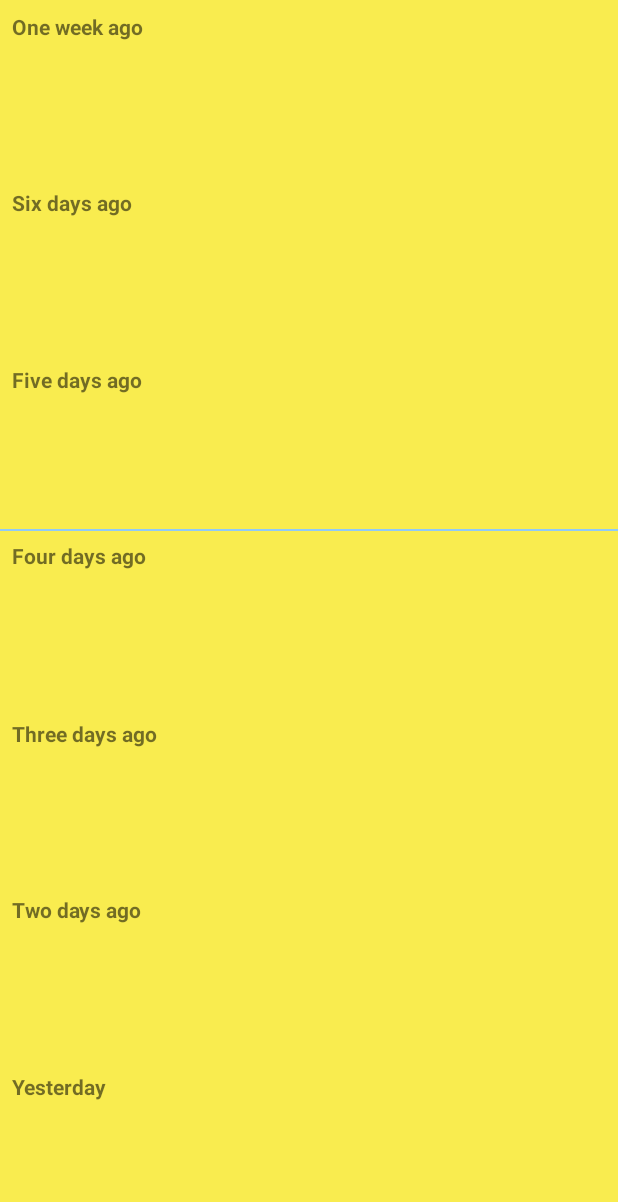
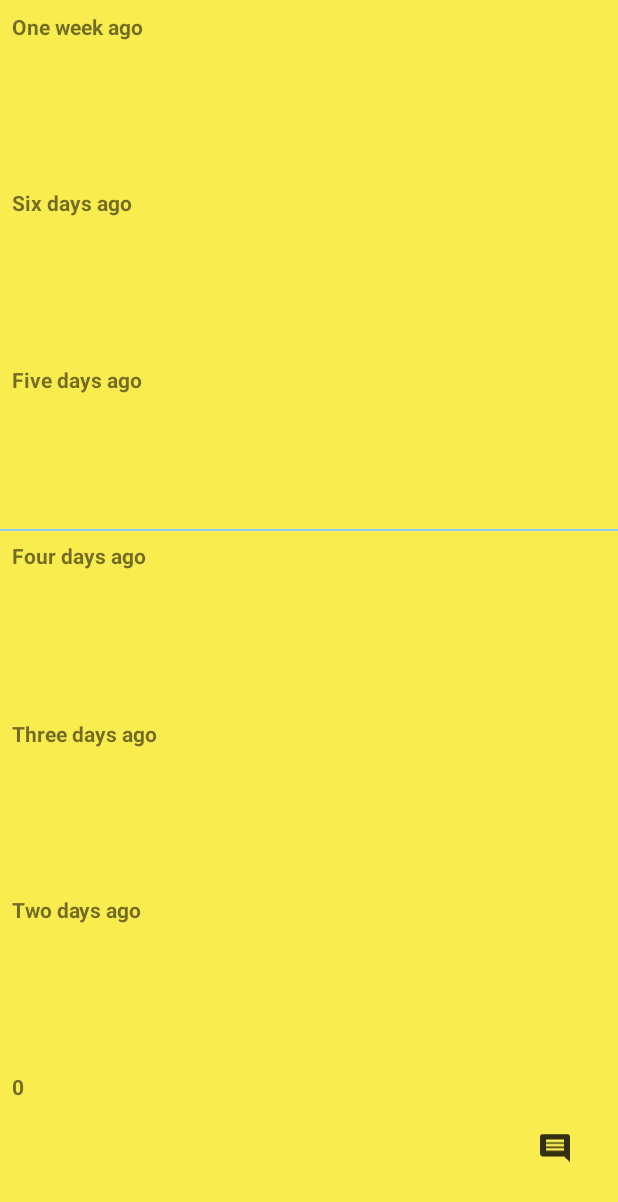
Before and after one commit to filipado/moodTracker2, an Android app: the screen it shows after launch (HistoryActivity), after a tap on an icon or button, on a phone screen of 412 x 824 dp. Shown: the top 1202 px of the screen. Run offline under Robolectric (Android 15) with nearby library versions, the light colour scheme and no system bars.

Commit message:
shared preferences added for both comment and mood

```diff
--- a/app/src/main/java/com/example/moodtracker2/HistoryActivity.kt
+++ b/app/src/main/java/com/example/moodtracker2/HistoryActivity.kt
@@ -1,11 +1,39 @@
 package com.example.moodtracker2
 
+import android.os.Build
 import androidx.appcompat.app.AppCompatActivity
 import android.os.Bundle
+import androidx.annotation.RequiresApi
+import androidx.appcompat.app.AlertDialog
+import kotlinx.android.synthetic.main.activity_history.*
+import java.time.LocalDate
 
 class HistoryActivity : AppCompatActivity() {
+    @RequiresApi(Build.VERSION_CODES.O)
     override fun onCreate(savedInstanceState: Bundle?) {
         super.onCreate(savedInstanceState)
         setContentView(R.layout.activity_history)
+
+        //shared preferences to access mood
+        val sharedPref = getSharedPreferences("mood", MODE_PRIVATE)
+        val date = LocalDate.now().toString()
+
+        val savedMood = sharedPref.getInt(date, 0)
+
+        yesterday_textView.setText(savedMood.toString())
+
+        //shared preferences to access comment
+        val sharedPrefComment = getSharedPreferences("comment", MODE_PRIVATE)
+        val savedComment = sharedPrefComment.getString(date, null)
+
+
+        //alertDialog to show comment:
+        comment_imageButton.setOnClickListener {
+            val builder = AlertDialog.Builder(this)
+            builder.setMessage(savedComment.toString())
+            builder.show()
+        }
+
+
     }
 }
--- a/app/src/main/java/com/example/moodtracker2/adapter.kt
+++ b/app/src/main/java/com/example/moodtracker2/adapter.kt
@@ -1,10 +1,17 @@
 package com.example.moodtracker2
 
+import android.content.Context
+import android.content.Context.MODE_PRIVATE
+import android.os.Build
 import android.view.LayoutInflater
 import android.view.View
 import android.view.ViewGroup
+import androidx.annotation.RequiresApi
+import androidx.appcompat.app.AppCompatActivity
 import androidx.recyclerview.widget.RecyclerView
 import kotlinx.android.synthetic.main.mood_layout.view.*
+import java.time.LocalDate
+import java.time.LocalDateTime
 
 class MyViewHolder(val view : View):RecyclerView.ViewHolder(view){}
 
@@ -17,7 +24,17 @@ class MyAdapter : RecyclerView.Adapter<MyViewHolder>(){
         return MyViewHolder(moodInflater)
     }
 
+    @RequiresApi(Build.VERSION_CODES.O)
     override fun onBindViewHolder(holder: MyViewHolder, position: Int) {
+
+        val sharedPref = holder.view.context.getSharedPreferences("mood", MODE_PRIVATE)
+        val editor = sharedPref.edit()
+
+        //Get the current date
+        val date = LocalDateTime.now().toString()
+
+        editor.putInt(date, position)
+        editor.apply()
 
         val context = holder.view.context
 
@@ -28,6 +45,7 @@ class MyAdapter : RecyclerView.Adapter<MyViewHolder>(){
         when(moodSelected){
             0 -> {emoji.setImageResource(R.drawable.smiley_super_happy)
                 background.setBackgroundColor(context.resources.getColor(R.color.banana_yellow))
+
             }
 
             1 -> {emoji.setImageResource(R.drawable.smiley_happy)
--- a/app/src/main/res/layout/activity_history.xml
+++ b/app/src/main/res/layout/activity_history.xml
@@ -163,7 +163,7 @@
         app:layout_constraintTop_toBottomOf="@+id/two_days_ago_progBar" />
 
     <TextView
-        android:id="@+id/textView11"
+        android:id="@+id/yesterday_textView"
         android:layout_width="wrap_content"
         android:layout_height="wrap_content"
         android:layout_marginStart="8dp"
@@ -173,4 +173,14 @@
         app:layout_constraintStart_toStartOf="@+id/yesterday_progBar"
         app:layout_constraintTop_toBottomOf="@+id/two_days_ago_progBar" />
 
+    <ImageView
+        android:id="@+id/comment_imageButton"
+        android:layout_width="wrap_content"
+        android:layout_height="0dp"
+        android:layout_marginEnd="32dp"
+        app:layout_constraintBottom_toBottomOf="parent"
+        app:layout_constraintEnd_toEndOf="parent"
+        app:layout_constraintTop_toBottomOf="@+id/two_days_ago_progBar"
+        app:srcCompat="@drawable/ic_comment_black_48px" />
+
 </androidx.constraintlayout.widget.ConstraintLayout>
--- a/app/src/main/res/layout/comment_edit_text.xml
+++ b/app/src/main/res/layout/comment_edit_text.xml
@@ -15,7 +15,7 @@
 
 
     <EditText
-        android:id="@+id/editTextComment"
+        android:id="@+id/comment_editText"
         android:layout_width="match_parent"
         android:layout_height="wrap_content"
         android:hint="Enter your comment here"
```
Also changed, not shown: app/src/main/java/com/example/moodtracker2/MainActivity.kt (+12 -24 lines), app/src/main/res/layout/activity_main.xml (+0 -10 lines).
